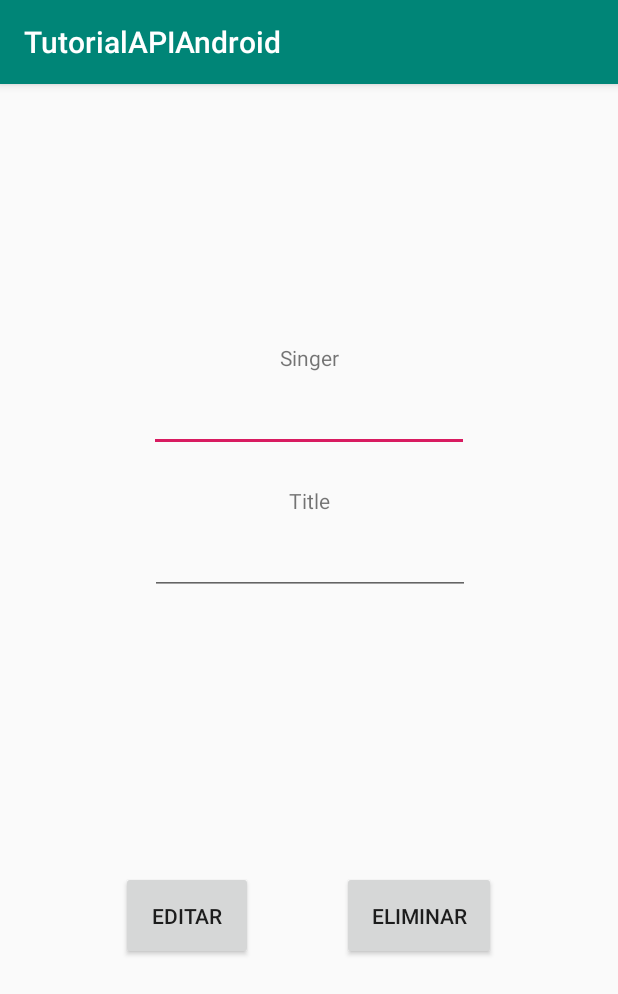
After one commit to adrianavarrete/DSA_Retrofit, an Android app: the SegundoActivity screen opened directly, with no data from a screen before it, on a phone screen of 412 x 824 dp. The commit adds this screen. Shown: the top 994 px of the screen. Run offline under Robolectric (Android 15) with nearby library versions, the phone set to English and light mode, and no system bars.

Commit message:
Añado actividad editar song

```diff
--- a/app/src/main/AndroidManifest.xml
+++ b/app/src/main/AndroidManifest.xml
@@ -1,6 +1,7 @@
 <?xml version="1.0" encoding="utf-8"?>
 <manifest xmlns:android="http://schemas.android.com/apk/res/android"
     package="upc.dsa.tutorialapiandroid">
+
     <uses-permission android:name="android.permission.INTERNET" />
 
     <application
@@ -10,6 +11,7 @@
         android:roundIcon="@mipmap/ic_launcher_round"
         android:supportsRtl="true"
         android:theme="@style/AppTheme">
+        <activity android:name=".SegundoActivity"></activity>
         <activity android:name=".MainActivity">
             <intent-filter>
                 <action android:name="android.intent.action.MAIN" />
--- a/app/src/main/java/upc/dsa/tutorialapiandroid/Adapter.java
+++ b/app/src/main/java/upc/dsa/tutorialapiandroid/Adapter.java
@@ -73,7 +73,7 @@ public class Adapter extends RecyclerView.Adapter<Adapter.ViewHolder> implements
         // - obtenemos un elemento del dataset según su posición
         // - reemplazamos el contenido de los views según tales datos
 
-        holder.textView.setText(mDataSet.get(i).singer);
+        holder.textView.setText(mDataSet.get(i).getSinger() + " - " + mDataSet.get(i).getTitle());
     }
 
     // Método que define la cantidad de elementos del RecyclerView
--- a/app/src/main/java/upc/dsa/tutorialapiandroid/MainActivity.java
+++ b/app/src/main/java/upc/dsa/tutorialapiandroid/MainActivity.java
@@ -1,5 +1,6 @@
 package upc.dsa.tutorialapiandroid;
 
+import android.content.Intent;
 import android.media.audiofx.LoudnessEnhancer;
 import android.support.v7.app.AppCompatActivity;
 import android.os.Bundle;
@@ -46,7 +47,9 @@ public class MainActivity extends AppCompatActivity {
         mAdapter.setOnClickListener(new View.OnClickListener() {
             @Override
             public void onClick(View v) {
-                Toast.makeText(getApplicationContext(),"hola",Toast.LENGTH_SHORT).show();
+                Intent miIntent = new Intent(MainActivity.this,SegundoActivity.class);
+
+                startActivity(miIntent);
             }
         });
         mRecyclerView.setAdapter(mAdapter);
@@ -55,7 +58,7 @@ public class MainActivity extends AppCompatActivity {
 
             @Override
             public void onClick(View view) {
-                log.info("hello there");
+
                 GitHubService gitHubService = GitHubService.retrofit.create(GitHubService.class);
                 Call<ArrayList<Track>> call = gitHubService.tracks();
 
@@ -69,8 +72,8 @@ public class MainActivity extends AppCompatActivity {
                     }
                     @Override
                     public void onFailure(Call<ArrayList<Track>> call, Throwable t) {
-                        final TextView textView = (TextView) findViewById(R.id.textView);
-                        textView.setText("Something went wrong: " + t.getMessage());
+
+                        Toast.makeText(getApplicationContext(),"Fallo con la petición de información",Toast.LENGTH_SHORT);
                     }
                 });
             }
--- /dev/null
+++ b/app/src/main/java/upc/dsa/tutorialapiandroid/SegundoActivity.java
@@ -0,0 +1,13 @@
+package upc.dsa.tutorialapiandroid;
+
+import android.support.v7.app.AppCompatActivity;
+import android.os.Bundle;
+
+public class SegundoActivity extends AppCompatActivity {
+
+    @Override
+    protected void onCreate(Bundle savedInstanceState) {
+        super.onCreate(savedInstanceState);
+        setContentView(R.layout.activity_segundo);
+    }
+}
--- a/app/src/main/java/upc/dsa/tutorialapiandroid/Track.java
+++ b/app/src/main/java/upc/dsa/tutorialapiandroid/Track.java
@@ -2,8 +2,24 @@ package upc.dsa.tutorialapiandroid;
 
 public class Track {
 
-    public String id;
-    public String title;
-    public String singer;
+    private String id;
+    private String title;
+    private String singer;
+
+    public String getId(){
+
+        return this.id;
+    }
+
+    public String getTitle(){
+
+        return this.title;
+    }
+
+    public String getSinger(){
+
+        return this.singer;
+    }
+
 
 }
--- /dev/null
+++ b/app/src/main/res/layout/activity_segundo.xml
@@ -0,0 +1,87 @@
+<?xml version="1.0" encoding="utf-8"?>
+<android.support.constraint.ConstraintLayout xmlns:android="http://schemas.android.com/apk/res/android"
+    xmlns:app="http://schemas.android.com/apk/res-auto"
+    xmlns:tools="http://schemas.android.com/tools"
+    android:layout_width="match_parent"
+    android:layout_height="match_parent"
+    tools:context=".SegundoActivity">
+
+    <EditText
+        android:id="@+id/singerTextView"
+        android:layout_width="wrap_content"
+        android:layout_height="0dp"
+        android:layout_marginStart="8dp"
+        android:layout_marginTop="200dp"
+        android:layout_marginEnd="8dp"
+        android:ems="10"
+        android:inputType="textPersonName"
+        app:layout_constraintEnd_toEndOf="parent"
+        app:layout_constraintStart_toStartOf="parent"
+        app:layout_constraintTop_toTopOf="parent" />
+
+    <EditText
+        android:id="@+id/titleTextView"
+        android:layout_width="wrap_content"
+        android:layout_height="wrap_content"
+        android:layout_marginStart="8dp"
+        android:layout_marginTop="50dp"
+        android:layout_marginEnd="8dp"
+        android:ems="10"
+        android:inputType="textPersonName"
+        app:layout_constraintEnd_toEndOf="parent"
+        app:layout_constraintHorizontal_bias="0.502"
+        app:layout_constraintStart_toStartOf="parent"
+        app:layout_constraintTop_toBottomOf="@+id/singerTextView" />
+
+    <TextView
+        android:id="@+id/songTextBox"
+        android:layout_width="wrap_content"
+        android:layout_height="19dp"
+        android:layout_marginStart="8dp"
+        android:layout_marginEnd="8dp"
+        android:layout_marginBottom="8dp"
+        android:text="Singer"
+        app:layout_constraintBottom_toTopOf="@+id/singerTextView"
+        app:layout_constraintEnd_toEndOf="parent"
+        app:layout_constraintStart_toStartOf="parent" />
+
+    <TextView
+        android:id="@+id/titleTextBox"
+        android:layout_width="wrap_content"
+        android:layout_height="19dp"
+        android:layout_marginBottom="8dp"
+        android:text="Title"
+        app:layout_constraintBottom_toTopOf="@+id/titleTextView"
+        app:layout_constraintEnd_toEndOf="parent"
+        app:layout_constraintStart_toStartOf="parent" />
+
+    <TableRow
+        android:layout_width="250dp"
+        android:layout_height="59dp"
+        android:layout_marginTop="8dp"
+        android:layout_marginBottom="8dp"
+        app:layout_constraintBottom_toBottomOf="parent"
+        app:layout_constraintEnd_toEndOf="parent"
+        app:layout_constraintHorizontal_bias="0.496"
+        app:layout_constraintStart_toStartOf="parent"
+        app:layout_constraintTop_toBottomOf="@+id/titleTextView">
+
+        <Button
+            android:id="@+id/editarBtn"
+            android:layout_width="wrap_content"
+            android:layout_height="match_parent"
+            android:text="Editar" />
+
+        <Space
+            android:layout_width="59dp"
+            android:layout_height="match_parent" />
+
+        <Button
+            android:id="@+id/deleteBtn"
+            android:layout_width="match_parent"
+            android:layout_height="match_parent"
+            android:text="Eliminar" />
+
+    </TableRow>
+
+</android.support.constraint.ConstraintLayout>
```
